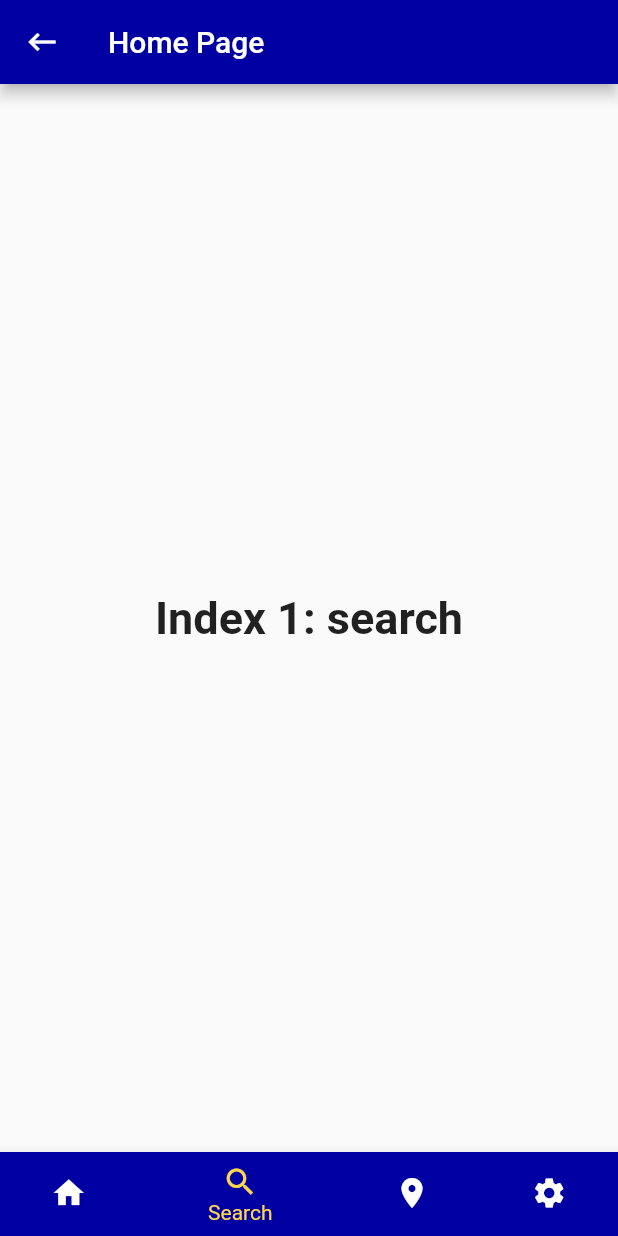
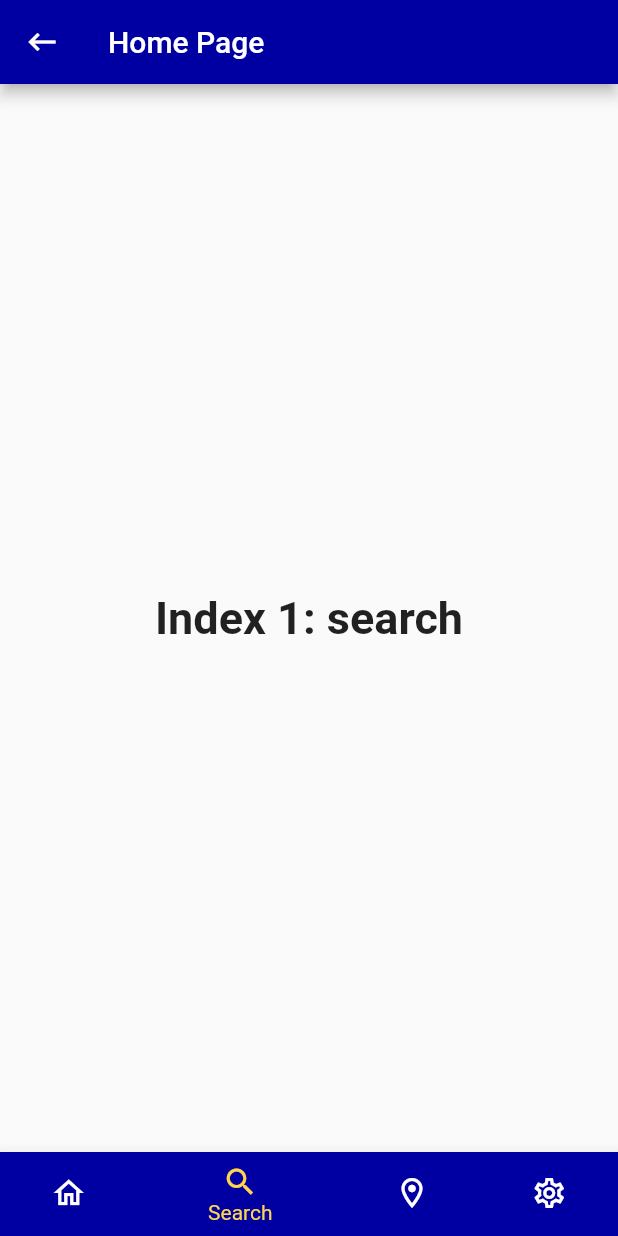
Before and after one commit to Rayago/org-eventos-app, a Flutter app: the HomePage screen opened by its route, item 2 of the bottom bar chosen, on a phone screen of 412 x 824 dp. Run offline on Flutter 3.47's test engine with Material 2 defaults, Android fonts, the phone set to English and light mode, and no system bars; our stand-ins replace flutter_modular, localization, mobx; missing offline and left inert: flutter_onboard.

Commit message:
icons home page

```diff
--- a/lib/src/features/auth/presentation/view/page/reset_password_page.dart
+++ b/lib/src/features/auth/presentation/view/page/reset_password_page.dart
@@ -57,7 +57,7 @@ class ResetPasswordPage extends StatelessWidget {
                   ),
                   SizedBox(height: 20),
                   CustomButton(
-                    text: 'Enviar',
+                    text: 'Redefinir',
                     where: '/auth/',
                     color: Color.fromRGBO(255, 213, 79, 1),
                     textColor: Colors.black,
--- a/lib/src/features/home/presentation/view/home_page.dart
+++ b/lib/src/features/home/presentation/view/home_page.dart
@@ -38,6 +38,8 @@ class _HomePageState extends State<HomePage> {
     });
   }
 
+  Color background_color = Color.fromRGBO(0, 0, 162, 1);
+
   @override
   Widget build(BuildContext context) {
     return Scaffold(
@@ -55,26 +57,29 @@ class _HomePageState extends State<HomePage> {
         child: _widgetOptions.elementAt(_selectedIndex),
       ),
       bottomNavigationBar: BottomNavigationBar(
-        items: const <BottomNavigationBarItem>[
+        items: <BottomNavigationBarItem>[
           BottomNavigationBarItem(
-            icon: Icon(Icons.home),
+            icon: Icon(Icons.home_outlined),
             label: 'Home',
-            backgroundColor: Color.fromRGBO(0, 0, 162, 1),
+            backgroundColor: background_color,
+            activeIcon: Icon(Icons.home),
           ),
           BottomNavigationBarItem(
             icon: Icon(Icons.search),
             label: 'Search',
-            backgroundColor: Color.fromRGBO(0, 0, 162, 1),
+            backgroundColor: background_color,
           ),
           BottomNavigationBarItem(
-            icon: Icon(Icons.location_on),
+            icon: Icon(Icons.location_on_outlined),
             label: 'Maps',
-            backgroundColor: Color.fromRGBO(0, 0, 162, 1),
+            backgroundColor: background_color,
+            activeIcon: Icon(Icons.location_on),
           ),
           BottomNavigationBarItem(
-            icon: Icon(Icons.settings),
+            icon: Icon(Icons.settings_outlined),
             label: 'Settings',
-            backgroundColor: Color.fromRGBO(0, 0, 162, 1),
+            backgroundColor: background_color,
+            activeIcon: Icon(Icons.settings),
           ),
         ],
         currentIndex: _selectedIndex,
--- a/lib/src/main.dart
+++ b/lib/src/main.dart
@@ -12,3 +12,4 @@ void main() {
     ),
   );
 }
+//git push -u origin estrutura
```
